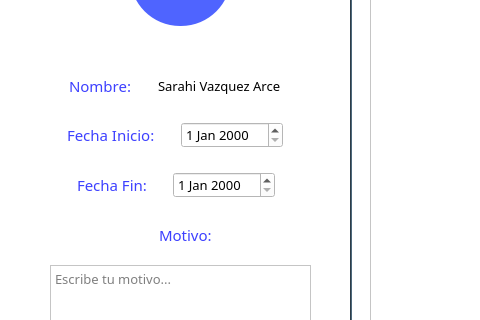
Above: hospital-Core/Widgets/Medico/medico_solicitudes.ui from MrDanielG/Hospital-SCRUM before the change; both pictures show x 0 to 480 and y 215 to 535 of the 1366 by 711 pixel window. Below: the same form after it.
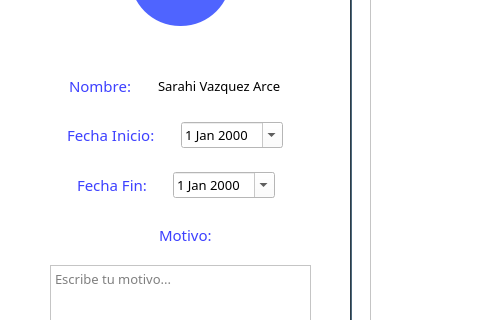
That is the form after the change.

What changed in the file:
```diff
--- a/hospital-Core/Widgets/Medico/medico_solicitudes.ui
+++ b/hospital-Core/Widgets/Medico/medico_solicitudes.ui
@@ -384,6 +384,9 @@
         <pointsize>10</pointsize>
        </font>
       </property>
+      <property name="calendarPopup">
+       <bool>true</bool>
+      </property>
      </widget>
     </item>
     <item>
@@ -559,6 +562,9 @@
         <pointsize>10</pointsize>
        </font>
       </property>
+      <property name="calendarPopup">
+       <bool>true</bool>
+      </property>
      </widget>
     </item>
     <item>
```
